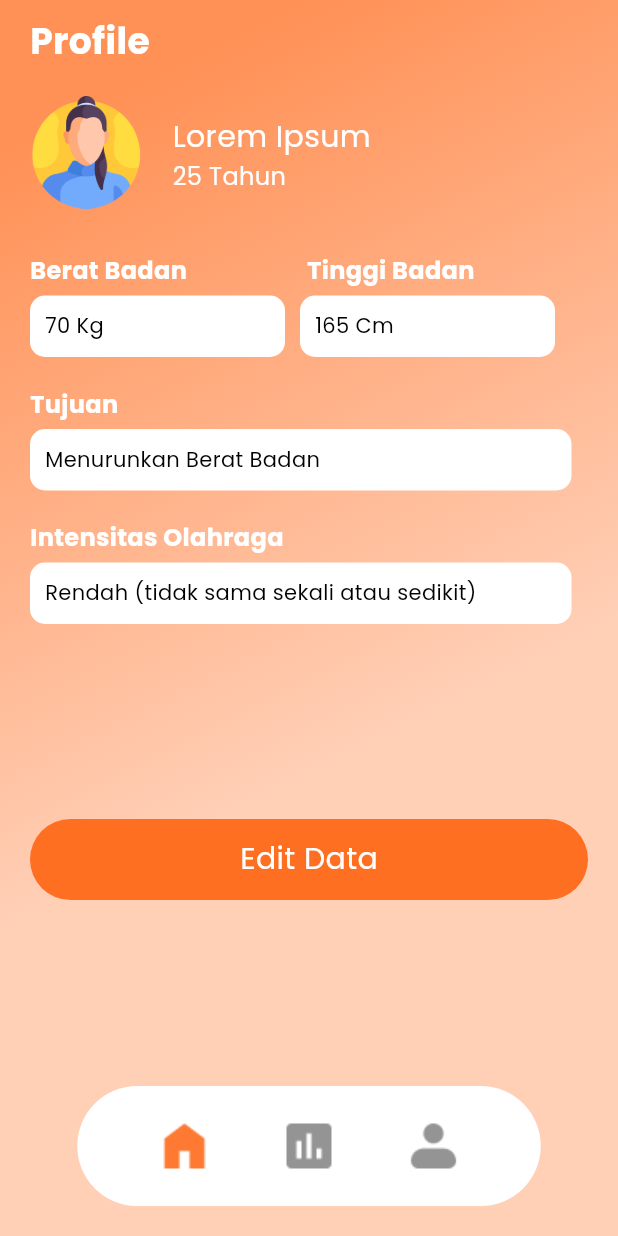
After one commit to ScaraMocchie/nutri_note, a Flutter app: the Profil screen opened directly, on a phone screen of 412 x 824 dp. The commit adds this screen. Run offline on Flutter 3.47's test engine with Material 3 defaults, Android fonts, the phone set to English and light mode, and no system bars; our stand-ins replace percent_indicator.

Commit message:
add profile

```diff
--- /dev/null
+++ b/lib/page/page_profile.dart
@@ -0,0 +1,140 @@
+import 'package:flutter/material.dart';
+import 'package:nutri_note/widget/big_button.dart';
+import 'package:nutri_note/widget/navbar.dart';
+import 'package:nutri_note/widget/text_type.dart';
+
+class Profil extends StatefulWidget {
+  const Profil({super.key});
+
+  @override
+  State<Profil> createState() => _ProfilState();
+}
+
+class _ProfilState extends State<Profil> {
+  @override
+  Widget build(BuildContext context) {
+    var size = MediaQuery.of(context).size;
+    var height = size.height;
+    var width = size.width;
+
+    var nama = "Lorem Ipsum";
+    var umur = "25 Tahun";
+
+    return Scaffold(
+      body: Stack(
+        children: [
+          Container(
+            decoration: BoxDecoration(
+              gradient: LinearGradient(
+                  colors: [Color(0xffFF9156), Color(0xffFFCFB6)],
+                  begin: Alignment.topCenter)
+            ),
+            child: SizedBox(
+            height: height,
+            width: width,
+          ),
+          ),
+          SafeArea(
+            child: SingleChildScrollView(
+              child: Padding(padding: EdgeInsetsDirectional.symmetric(horizontal: 20),
+              child: Column(
+                crossAxisAlignment: CrossAxisAlignment.start,
+                children: [
+                  SizedBox(
+                  height: 10,
+                ),
+                  TextType.pageTitle(text: "Profile"),
+                  SizedBox(height: 20),
+                  Row(
+                    crossAxisAlignment: CrossAxisAlignment.start,
+                    children: [
+                    Image.asset("asset/icons/profile_woman.png",
+                  width: 75, height: 75),
+                  SizedBox(width: 20),
+                  Column(
+                    crossAxisAlignment: CrossAxisAlignment.start,
+                    children: [
+                      Padding(padding: EdgeInsets.only(top: 13),
+                  child: TextType.buttonText(text: nama)),
+                  TextType.pageSubtitle(text: umur)
+                    ],)
+                  ],),
+                  SizedBox(height: 30),
+                  Row(
+                    crossAxisAlignment: CrossAxisAlignment.start,
+                    children: [
+                      TextType.pageSubtitleSemiBold(text: "Berat Badan"),
+                      SizedBox(width: 80),
+                      TextType.pageSubtitleSemiBold(text: "Tinggi Badan")
+                    ],),
+                    SizedBox(height: 5),
+                  Row(
+                    crossAxisAlignment: CrossAxisAlignment.start,
+                    children: [
+                      Container(
+                        width: 170,
+                        height: 41,
+                        padding: EdgeInsets.all(10),
+                        decoration: BoxDecoration(
+                    color: Colors.white,
+                    borderRadius: BorderRadius.circular(10),
+                  ),
+                  child: TextType.regularUp(text: "70 Kg"),
+                      ),
+                      SizedBox(width: 10),
+                      Container(
+                        width: 170,
+                        height: 41,
+                        padding: EdgeInsets.all(10),
+                        decoration: BoxDecoration(
+                    color: Colors.white,
+                    borderRadius: BorderRadius.circular(10),
+                  ),
+                  child: TextType.regularUp(text: "165 Cm"),
+                      ),
+                    ],),
+                    SizedBox(height: 20),
+                    TextType.pageSubtitleSemiBold(text: "Tujuan"),
+                    SizedBox(height:5),
+                    Container(
+                        width: 361,
+                        height: 41,
+                        padding: EdgeInsets.all(10),
+                        decoration: BoxDecoration(
+                    color: Colors.white,
+                    borderRadius: BorderRadius.circular(10),
+                  ),
+                  child: TextType.regularUp(text: "Menurunkan Berat Badan"),
+                      ),
+                      SizedBox(height: 20),
+                    TextType.pageSubtitleSemiBold(text: "Intensitas Olahraga"),
+                    SizedBox(height:5),
+                    Container(
+                        width: 361,
+                        height: 41,
+                        padding: EdgeInsets.all(10),
+                        decoration: BoxDecoration(
+                    color: Colors.white,
+                    borderRadius: BorderRadius.circular(10),
+                  ),
+                  child: TextType.regularUp(text: "Rendah (tidak sama sekali atau sedikit)"),
+                      ),
+                      SizedBox(height: 130),
+                      InkWell(
+                  child: buttonBig(width, "Edit Data"),
+                  onTap: () {
+
+                  },
+                ),
+                ],
+                ))
+            )),
+           Align(
+          alignment: Alignment.bottomCenter,
+          child: NavBar(width: width,),
+        )
+        ],
+      )
+    );
+  }
+}
--- a/lib/widget/navbar.dart
+++ b/lib/widget/navbar.dart
@@ -1,7 +1,7 @@
 import 'package:flutter/material.dart';
 import 'package:nutri_note/controller/page_position.dart';
 import 'package:nutri_note/page/page_beranda.dart';
-import 'package:nutri_note/page/page_catat_makanan.dart';
+import 'package:nutri_note/page/page_profile.dart';
 
 class NavBar extends StatefulWidget {
   final double width;
@@ -51,16 +51,7 @@ class _NavBarState extends State<NavBar> {
                 child: Image.asset("asset/icons/mdi_graph-box.png",
                 color: (pagePosition.current=="catatan")?Color(0xffFE7A33):null,),
                 onTap: () {
-                  // Navigator.pushReplacement(
-                  //   context,
-                  //   PageRouteBuilder(
-                  //     pageBuilder: (BuildContext context, Animation<double> animation1, Animation<double> animation2) {
-                  //       return CatatMakananState();
-                  //     },
-                  //     transitionDuration: Duration.zero,
-                  //     reverseTransitionDuration: Duration.zero,
-                  //   ),
-                  // );
+
                   setState(() {
                     pagePosition.current = "catatan";
                   });
@@ -70,6 +61,16 @@ class _NavBarState extends State<NavBar> {
                 child: Image.asset("asset/icons/iconamoon_profile-fill.png",
                 color: (pagePosition.current=="profil")?Color(0xffFE7A33):null,),
                 onTap: () {
+                  Navigator.pushReplacement(
+                    context,
+                    PageRouteBuilder(
+                      pageBuilder: (BuildContext context, Animation<double> animation1, Animation<double> animation2) {
+                        return Profil();
+                      },
+                      transitionDuration: Duration.zero,
+                      reverseTransitionDuration: Duration.zero,
+                    ),
+                  );
                   setState(() {
                     pagePosition.current = "profil";
                   });
--- a/pubspec.yaml
+++ b/pubspec.yaml
@@ -72,6 +72,7 @@ flutter:
     - asset/icons/menuBaru.png
     - asset/icons/add_btn.png
     - asset/icons/min_btn.png
+    - asset/icons/profile_woman.png
     - asset/icons/edit.png
   #   - images/a_dot_ham.jpeg
 
```
Also changed, not shown: asset/icons/profile_woman.png (added).
